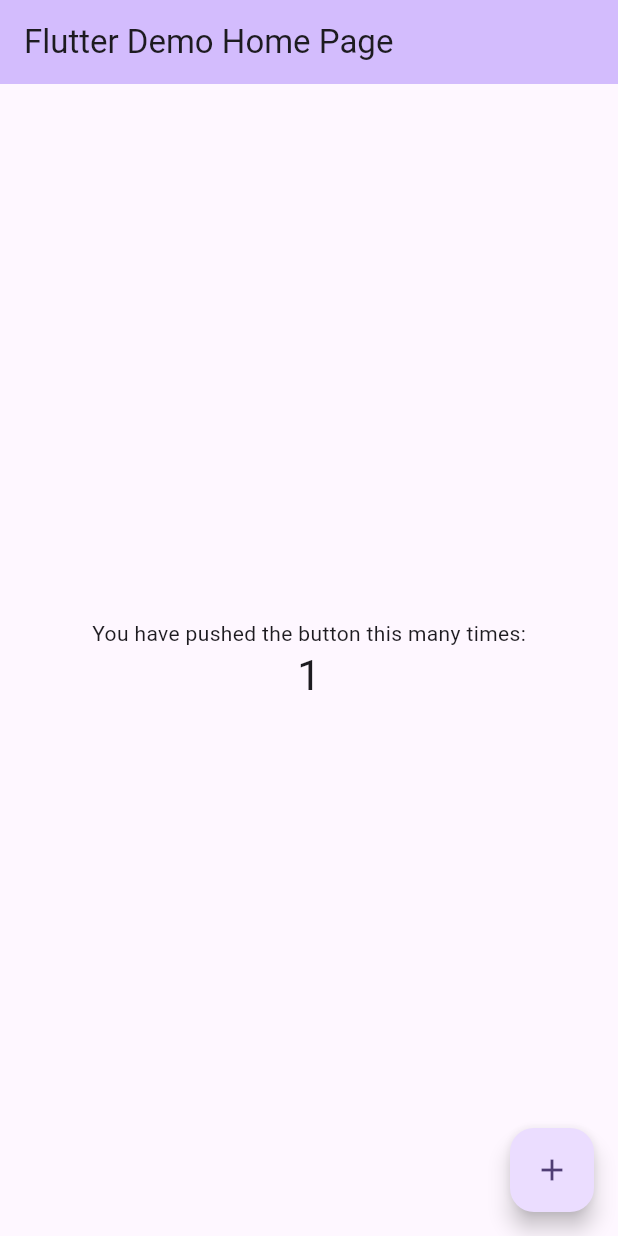
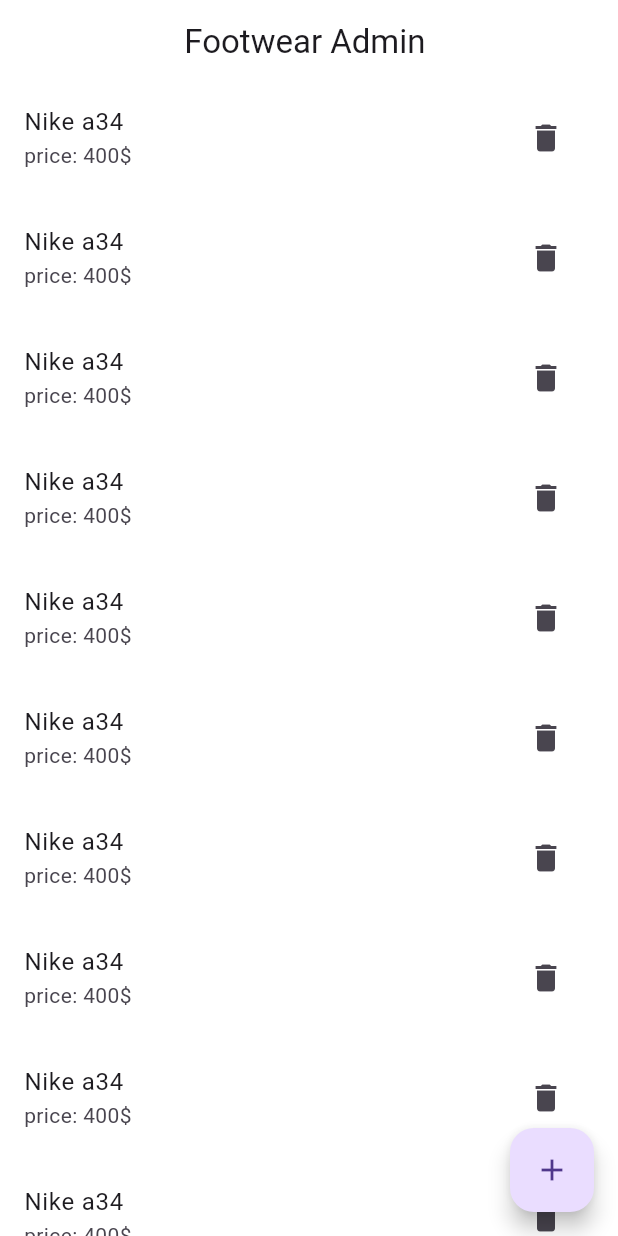
Before and after one commit to AhmedBelal31/Footwear-Store-Admin, a Flutter app: the screen it shows after launch, after a tap on the "add" icon, on a phone screen of 412 x 824 dp. Run offline on Flutter 3.47's test engine with Material 3 defaults, Android fonts, the phone set to English and light mode, and no system bars; our stand-ins replace firebase_core; accounts and stored records are empty.

Commit message:
Create Home Screen

```diff
--- a/lib/main.dart
+++ b/lib/main.dart
@@ -1,129 +1,33 @@
 import 'package:firebase_core/firebase_core.dart';
 import 'package:flutter/material.dart';
+import 'package:footwear_store_admin/screens/home_screen.dart';
 import 'firebase_options.dart';
 void main()async {
+  WidgetsFlutterBinding.ensureInitialized();
   await Firebase.initializeApp(
     options: DefaultFirebaseOptions.currentPlatform,
   );
-  runApp(const MyApp());
+  runApp(const FootWearStore());
 }
 
-class MyApp extends StatelessWidget {
-  const MyApp({super.key});
+class FootWearStore extends StatelessWidget {
+  const FootWearStore({super.key});
 
   // This widget is the root of your application.
   @override
   Widget build(BuildContext context) {
     return MaterialApp(
-      title: 'Flutter Demo',
+      title: 'FootWear Store',
       theme: ThemeData(
-        // This is the theme of your application.
-        //
-        // TRY THIS: Try running your application with "flutter run". You'll see
-        // the application has a purple toolbar. Then, without quitting the app,
-        // try changing the seedColor in the colorScheme below to Colors.green
-        // and then invoke "hot reload" (save your changes or press the "hot
-        // reload" button in a Flutter-supported IDE, or press "r" if you used
-        // the command line to start the app).
-        //
-        // Notice that the counter didn't reset back to zero; the application
-        // state is not lost during the reload. To reset the state, use hot
-        // restart instead.
-        //
-        // This works for code too, not just values: Most code changes can be
-        // tested with just a hot reload.
-        colorScheme: ColorScheme.fromSeed(seedColor: Colors.deepPurple),
+        // colorScheme: ColorScheme.fromSeed(seedColor: Colors.deepPurple),
         useMaterial3: true,
+        scaffoldBackgroundColor: Colors.white ,
+        appBarTheme: AppBarTheme(
+          backgroundColor: Colors.white
+        )
       ),
-      home: const MyHomePage(title: 'Flutter Demo Home Page'),
+      debugShowCheckedModeBanner: false,
+      home:  HomeScreen(),
     );
   }
 }
-
-class MyHomePage extends StatefulWidget {
-  const MyHomePage({super.key, required this.title});
-
-  // This widget is the home page of your application. It is stateful, meaning
-  // that it has a State object (defined below) that contains fields that affect
-  // how it looks.
-
-  // This class is the configuration for the state. It holds the values (in this
-  // case the title) provided by the parent (in this case the App widget) and
-  // used by the build method of the State. Fields in a Widget subclass are
-  // always marked "final".
-
-  final String title;
-
-  @override
-  State<MyHomePage> createState() => _MyHomePageState();
-}
-
-class _MyHomePageState extends State<MyHomePage> {
-  int _counter = 0;
-
-  void _incrementCounter() {
-    setState(() {
-      // This call to setState tells the Flutter framework that something has
-      // changed in this State, which causes it to rerun the build method below
-      // so that the display can reflect the updated values. If we changed
-      // _counter without calling setState(), then the build method would not be
-      // called again, and so nothing would appear to happen.
-      _counter++;
-    });
-  }
-
-  @override
-  Widget build(BuildContext context) {
-    // This method is rerun every time setState is called, for instance as done
-    // by the _incrementCounter method above.
-    //
-    // The Flutter framework has been optimized to make rerunning build methods
-    // fast, so that you can just rebuild anything that needs updating rather
-    // than having to individually change instances of widgets.
-    return Scaffold(
-      appBar: AppBar(
-        // TRY THIS: Try changing the color here to a specific color (to
-        // Colors.amber, perhaps?) and trigger a hot reload to see the AppBar
-        // change color while the other colors stay the same.
-        backgroundColor: Theme.of(context).colorScheme.inversePrimary,
-        // Here we take the value from the MyHomePage object that was created by
-        // the App.build method, and use it to set our appbar title.
-        title: Text(widget.title),
-      ),
-      body: Center(
-        // Center is a layout widget. It takes a single child and positions it
-        // in the middle of the parent.
-        child: Column(
-          // Column is also a layout widget. It takes a list of children and
-          // arranges them vertically. By default, it sizes itself to fit its
-          // children horizontally, and tries to be as tall as its parent.
-          //
-          // Column has various properties to control how it sizes itself and
-          // how it positions its children. Here we use mainAxisAlignment to
-          // center the children vertically; the main axis here is the vertical
-          // axis because Columns are vertical (the cross axis would be
-          // horizontal).
-          //
-          // TRY THIS: Invoke "debug painting" (choose the "Toggle Debug Paint"
-          // action in the IDE, or press "p" in the console), to see the
-          // wireframe for each widget.
-          mainAxisAlignment: MainAxisAlignment.center,
-          children: <Widget>[
-            const Text(
-              'You have pushed the button this many times:',
-            ),
-            Text(
-              '$_counter',
-              style: Theme.of(context).textTheme.headlineMedium,
-            ),
-          ],
-        ),
-      ),
-      floatingActionButton: FloatingActionButton(
-        onPressed: _incrementCounter,
-        tooltip: 'Increment',
-        child: const Icon(Icons.add),
-      ), // This trailing comma makes auto-formatting nicer for build methods.
-    );
-  }
-}
--- /dev/null
+++ b/lib/screens/home_screen.dart
@@ -0,0 +1,66 @@
+import 'package:flutter/material.dart';
+
+class HomeScreen extends StatelessWidget {
+  const HomeScreen({super.key});
+
+  @override
+  Widget build(BuildContext context) {
+    return Scaffold(
+      appBar: AppBar(
+        scrolledUnderElevation: 0.0,
+        title: const Text("Footwear Admin "),
+        centerTitle: true,
+      ),
+      floatingActionButton: FloatingActionButton(
+        onPressed: ()
+        {
+          print("Done ") ;
+        },
+        child: const Icon(Icons.add),
+      ),
+      body: ListView.separated(
+        physics: const BouncingScrollPhysics(),
+        itemBuilder: (context, index) {
+          return ProductListViewItem(
+            productName: 'Nike a34',
+            price: '400',
+            onPressed: () {
+              print('hello ! , Num : ${index + 1}');
+            },
+          );
+        },
+        separatorBuilder: (context, index) => const SizedBox(
+          height: 8,
+        ),
+        itemCount: 18,
+      ),
+    );
+  }
+}
+
+class ProductListViewItem extends StatelessWidget {
+  final String productName;
+
+  final String price;
+
+  final void Function()? onPressed;
+
+  const ProductListViewItem({
+    super.key,
+    required this.productName,
+    required this.price,
+    this.onPressed,
+  });
+
+  @override
+  Widget build(BuildContext context) {
+    return ListTile(
+      title: Text(productName),
+      subtitle: Text('price: $price\$'),
+      trailing: IconButton(
+        onPressed: onPressed,
+        icon: const Icon(Icons.delete),
+      ),
+    );
+  }
+}
```
